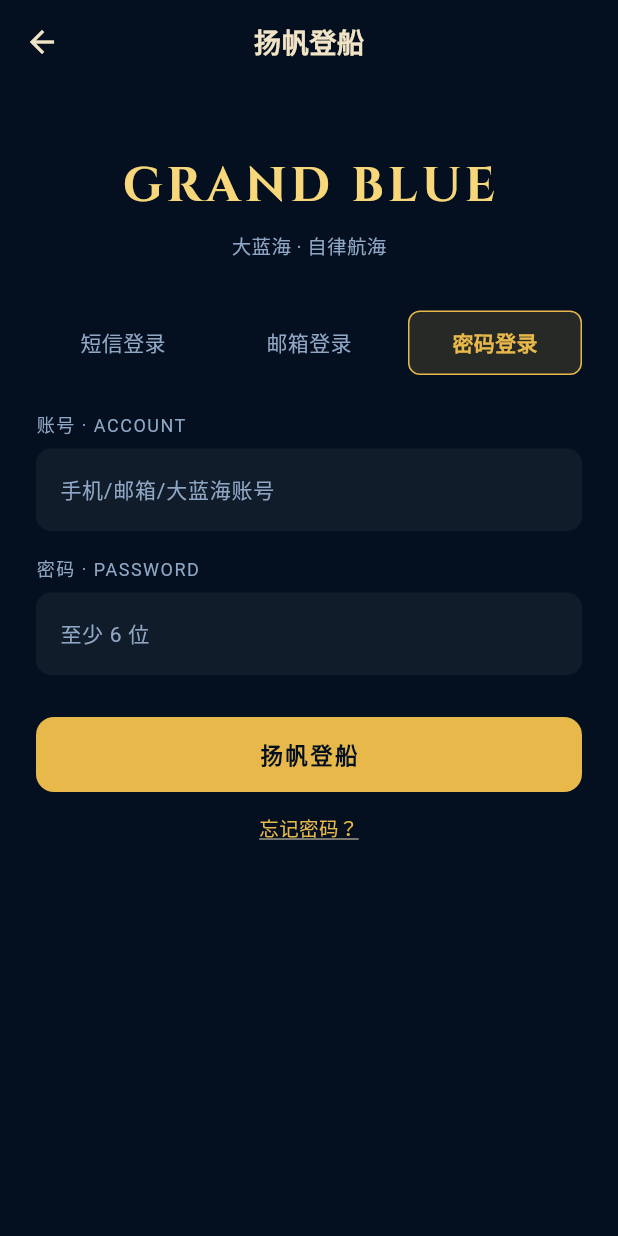
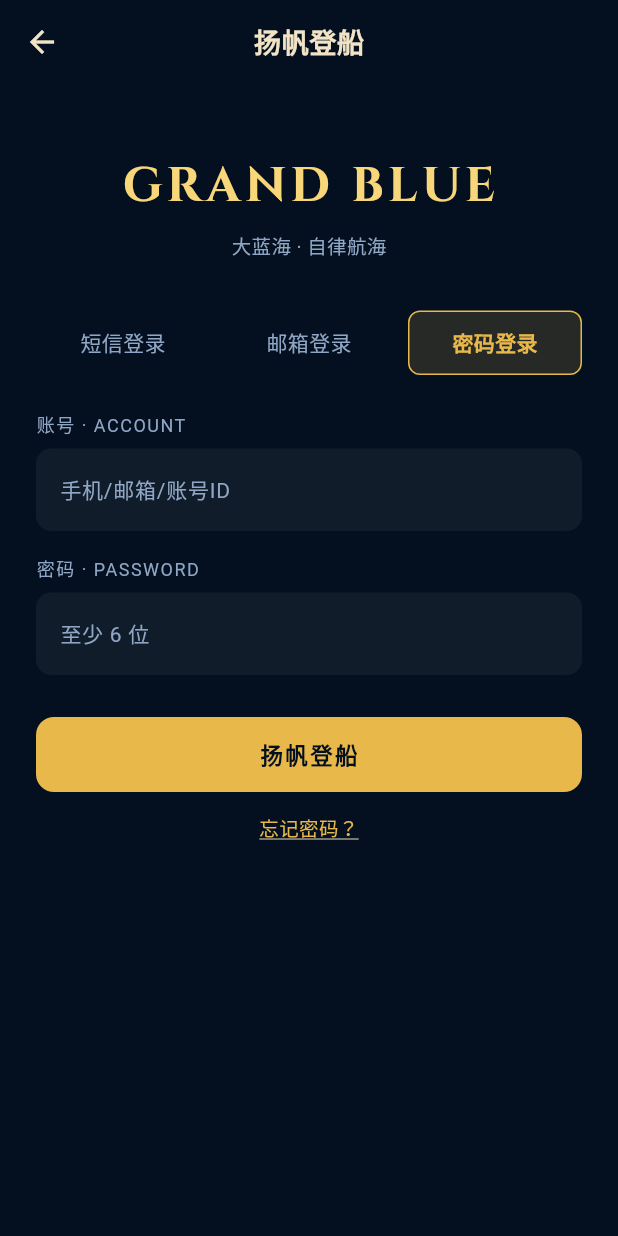
Before and after one commit to g773831275-droid/dalanhai-app, a Flutter app: the AuthPage screen opened directly, after a tap on "邮箱登录", after a tap on "密码登录", on a phone screen of 412 x 824 dp. Run offline on Flutter 3.47's test engine with Material 3 defaults, Android fonts, the phone set to English and light mode, and no system bars; our stand-ins replace flutter_image_compress, image_picker, shared_preferences; missing offline and left inert: video_compress; accounts and stored records are empty; network calls fail.

Commit message:
feat(auth): password tab account hint wording; skip EULA gate on password login

```diff
--- a/lib/pages/auth_page.dart
+++ b/lib/pages/auth_page.dart
@@ -214,7 +214,7 @@ class _AuthPageState extends State<AuthPage> {
     }
 
     // ── 密码模式：本轮后置，暂保留本地开发模式（TODO 联调 POST /api/login）──
-    if (!_checkEula()) return;
+    // v2.9.9：密码登录不走 EULA 勾选闸门（复选框仅短信/邮箱模式渲染，见 build 内 if (_mode != 'password')）
     final n = _acctCtrl.text.trim();
     final p = _passCtrl.text;
     if (n.isEmpty || p.length < 6) return _toast('账号不能为空，密码至少 6 位');
@@ -452,7 +452,7 @@ class _AuthPageState extends State<AuthPage> {
       _Field(label: '账号 · ACCOUNT', child: TextField(
         controller: _acctCtrl,
         style: const TextStyle(color: AppColors.parchment),
-        decoration: const InputDecoration(hintText: '手机/邮箱/大蓝海账号'),
+        decoration: const InputDecoration(hintText: '手机/邮箱/账号ID'),
       )),
       const SizedBox(height: 16),
       _Field(label: '密码 · PASSWORD', child: TextField(
```
